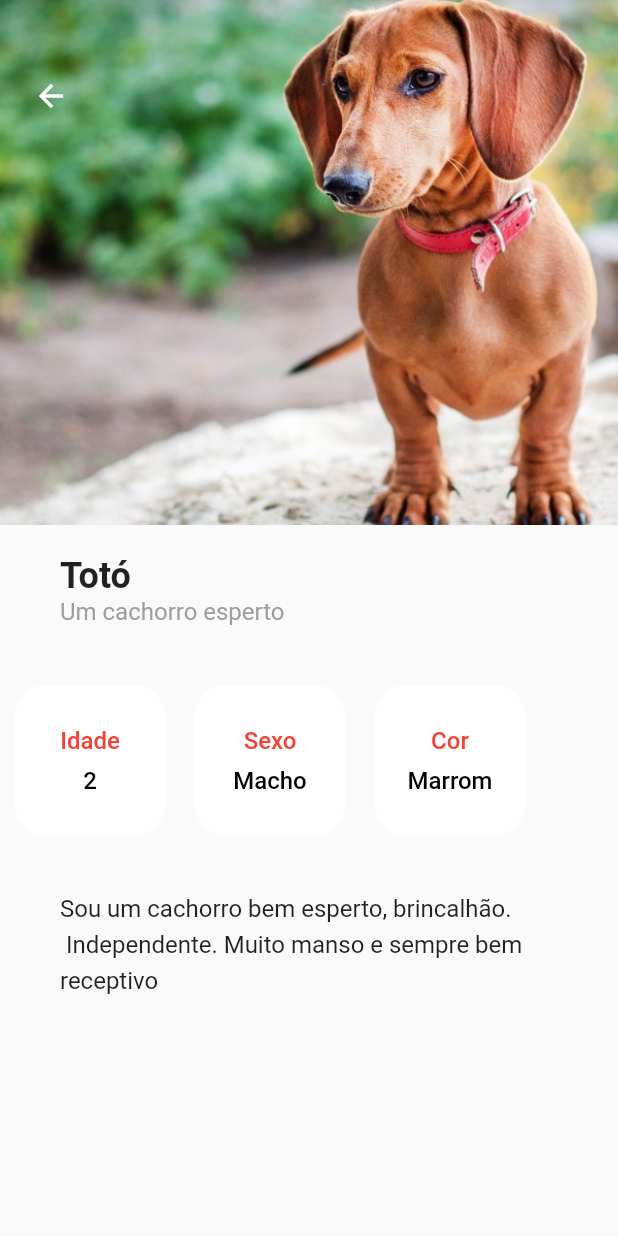
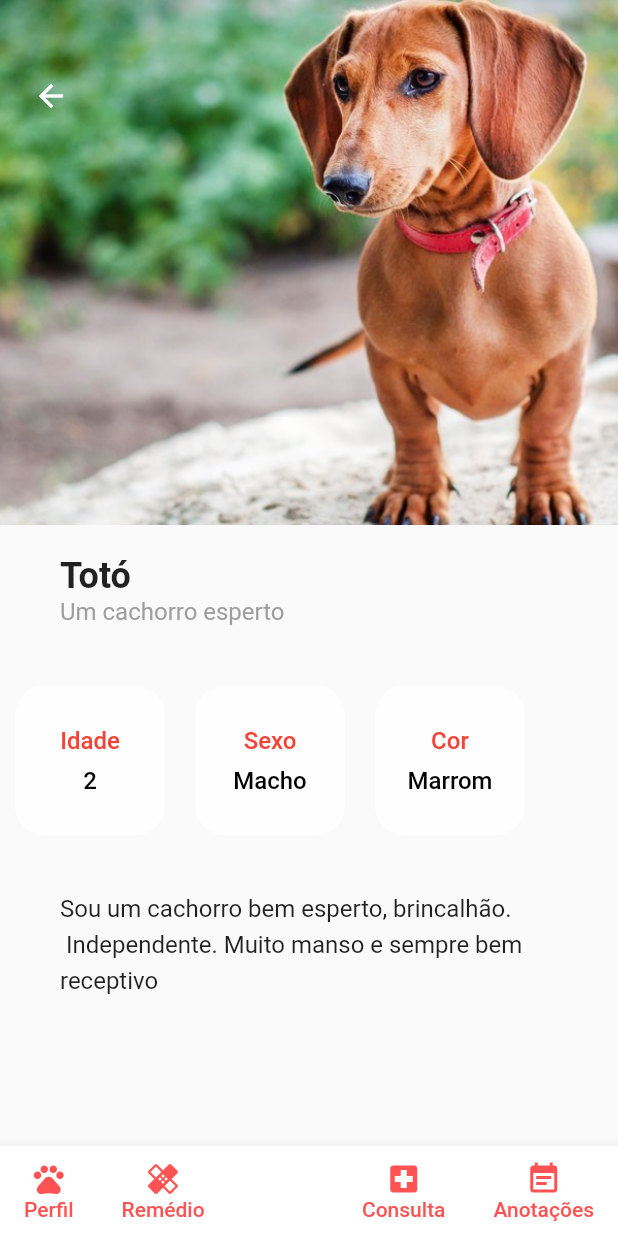
Before and after one commit to lucasmcar/pet-life-flutter, a Flutter app: the screen it shows after launch, after a tap on "Totó", on a phone screen of 412 x 824 dp. Run offline on Flutter 3.47's test engine with Material 2 defaults, Android fonts, the phone set to English and light mode, and no system bars; Roboto replaces fonts that are missing (Monserrat, Montserrat).

Commit message:
Iniciando a implementação da BottomAppBar

```diff
--- a/lib/screens/home_screen.dart
+++ b/lib/screens/home_screen.dart
@@ -19,7 +19,7 @@ class HomeScreen extends StatelessWidget {
           onPressed: () {
             Navigator.of(context).push(
               MaterialPageRoute(
-                builder: (_) => FormPetScreen(),
+                builder: (_) => const FormPetScreen(),
               ),
             );
           },
--- a/lib/screens/pet/perfil_pet_screen.dart
+++ b/lib/screens/pet/perfil_pet_screen.dart
@@ -1,5 +1,6 @@
 import 'package:flutter/material.dart';
 import 'package:lifepet_app/models/pet_model.dart';
+import 'package:lifepet_app/widgets/custom_navbar.dart';
 
 class PerfilPetScreen extends StatelessWidget {
   final Pet pet;
@@ -130,6 +131,7 @@ class PerfilPetScreen extends StatelessWidget {
           ],
         ),
       ),
+      bottomNavigationBar: CustomNavbar()
     );
   }
 }
--- /dev/null
+++ b/lib/widgets/custom_navbar.dart
@@ -0,0 +1,107 @@
+import 'package:flutter/material.dart';
+
+class CustomNavbar extends StatefulWidget {
+  const CustomNavbar({Key? key}) : super(key: key);
+
+  @override
+  _CustomNavbarState createState() => _CustomNavbarState();
+}
+
+class _CustomNavbarState extends State<CustomNavbar> {
+  @override
+  Widget build(BuildContext context) {
+    return BottomAppBar(
+      child: Container(
+        height: 60,
+        child: Row(
+          mainAxisAlignment: MainAxisAlignment.spaceBetween,
+          children: [
+            Row(
+              crossAxisAlignment: CrossAxisAlignment.start,
+              children: [
+                MaterialButton(
+                  onPressed: () {},
+                  minWidth: 40,
+                  child: Column(
+                    mainAxisAlignment: MainAxisAlignment.center,
+                    children: [
+                      const Icon(
+                        Icons.pets,
+                        color: Colors.redAccent,
+                      ),
+                      const Text(
+                        "Perfil",
+                        style: TextStyle(
+                          color: Colors.redAccent,
+                        ),
+                      ),
+                    ],
+                  ),
+                ),
+                MaterialButton(
+                  onPressed: () {},
+                  minWidth: 40,
+                  child: Column(
+                    mainAxisAlignment: MainAxisAlignment.center,
+                    children: [
+                      const Icon(
+                        Icons.healing,
+                        color: Colors.redAccent,
+                      ),
+                      const Text(
+                        "Remédio",
+                        style: TextStyle(
+                          color: Colors.redAccent,
+                        ),
+                      ),
+                    ],
+                  ),
+                )
+              ],
+            ),
+            Row(
+              crossAxisAlignment: CrossAxisAlignment.start,
+              children: [
+                MaterialButton(
+                  minWidth: 40,
+                  onPressed: () {},
+                  child: Column(
+                    mainAxisAlignment: MainAxisAlignment.center,
+                    children: [
+                      Icon(Icons.local_hospital, color: Colors.redAccent),
+                      Text(
+                        "Consulta",
+                        style: TextStyle(
+                          color: Colors.redAccent,
+                        ),
+                      ),
+                    ],
+                  ),
+                ),
+                MaterialButton(
+                  minWidth: 40,
+                  onPressed: () {},
+                  child: Column(
+                    mainAxisAlignment: MainAxisAlignment.center,
+                    children: [
+                      Icon(
+                        Icons.event_note,
+                        color: Colors.redAccent,
+                      ),
+                      Text(
+                        "Anotações",
+                        style: TextStyle(
+                          color: Colors.redAccent,
+                        ),
+                      ),
+                    ],
+                  ),
+                )
+              ],
+            ),
+          ],
+        ),
+      ),
+    );
+  }
+}
```
